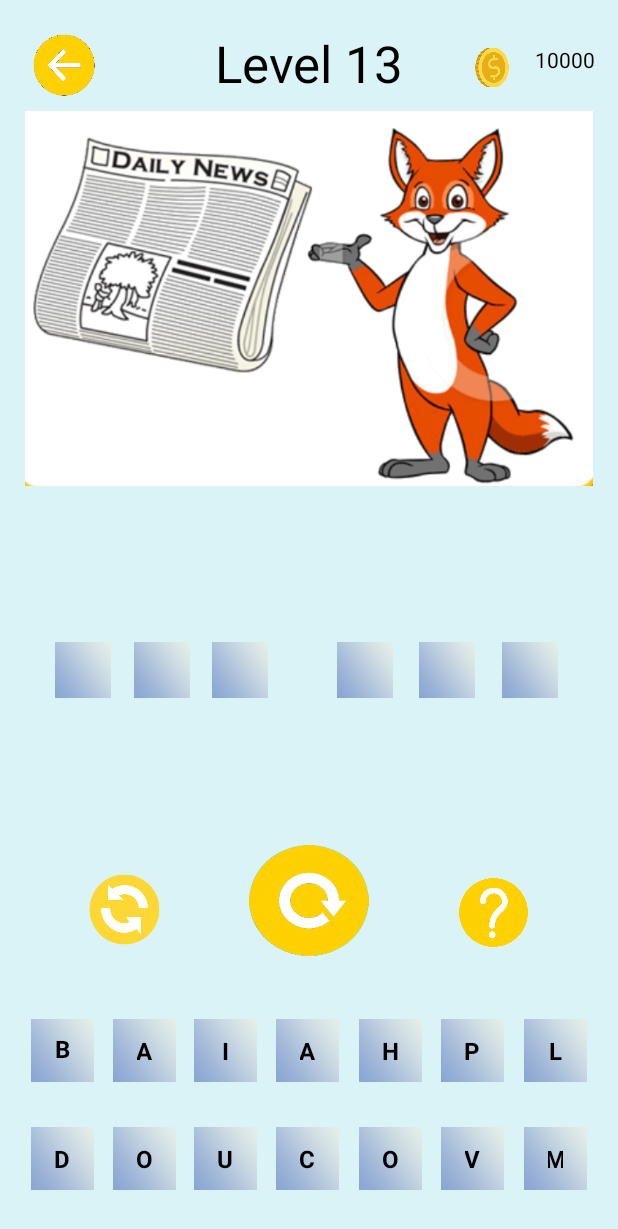
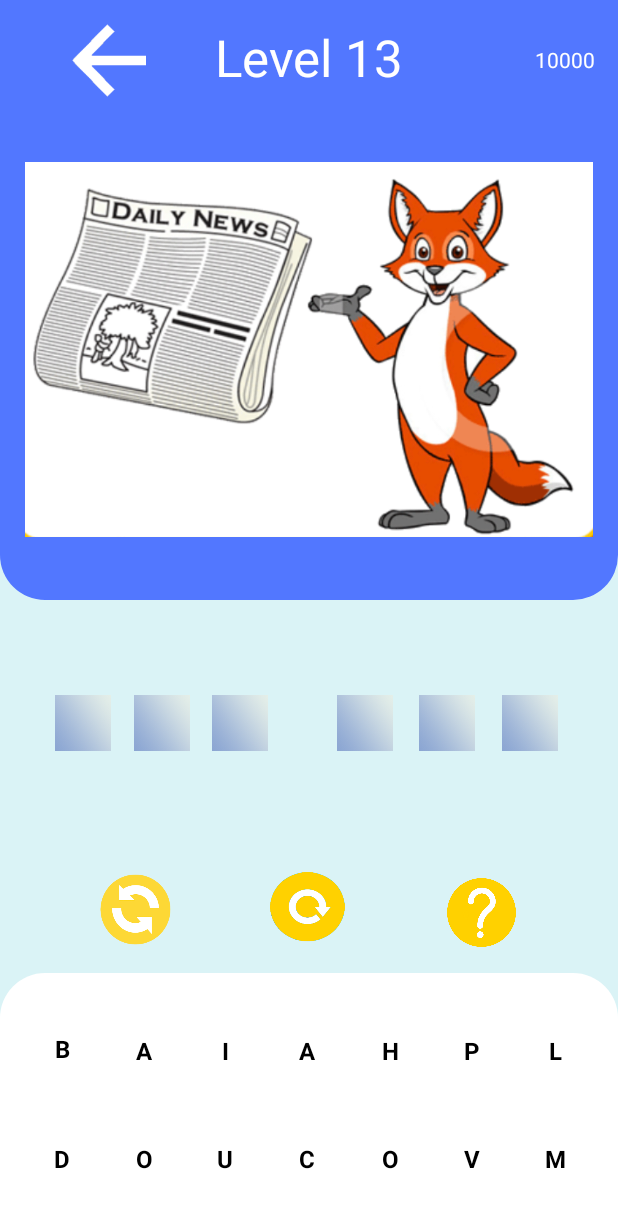
Before and after one commit to nghiaplt1611/PRM391_assignment, an Android app: the InGameActivity screen opened directly, with no data from a screen before it, on a phone screen of 412 x 824 dp. Shown: the top 1229 px of the screen. Run offline under Robolectric (Android 15) with nearby library versions, the phone set to English and light mode, and no system bars; Roboto replaces fonts that are not available here.

Commit message:
them may cai resource

```diff
--- /dev/null
+++ b/app/src/main/res/drawable/app_background_color.xml
@@ -0,0 +1,4 @@
+<?xml version="1.0" encoding="utf-8"?>
+<selector xmlns:android="http://schemas.android.com/apk/res/android">
+
+</selector>
--- /dev/null
+++ b/app/src/main/res/drawable/ingame_img_background_color.xml
@@ -0,0 +1,11 @@
+<?xml version="1.0" encoding="utf-8"?>
+<shape xmlns:android="http://schemas.android.com/apk/res/android">
+    <solid
+        android:color="@color/ingame_top_background_color"
+        />
+    <corners
+        android:bottomLeftRadius="30dp"
+        android:bottomRightRadius="30dp"
+        />
+
+</shape>
--- /dev/null
+++ b/app/src/main/res/drawable/ingame_keyboard_color.xml
@@ -0,0 +1,11 @@
+<?xml version="1.0" encoding="utf-8"?>
+<shape xmlns:android="http://schemas.android.com/apk/res/android">
+    <solid
+        android:color="@color/white"
+        />
+    <corners
+        android:topLeftRadius="30dp"
+        android:topRightRadius="30dp"
+        />
+
+</shape>
--- /dev/null
+++ b/app/src/main/res/drawable/ingame_top_background_color.xml
@@ -0,0 +1,10 @@
+<?xml version="1.0" encoding="utf-8"?>
+<shape xmlns:android="http://schemas.android.com/apk/res/android">
+    <solid
+        android:color="@color/ingame_img_background_color"
+        />
+    <corners
+        android:radius="30dp"
+        />
+
+</shape>
--- a/app/src/main/res/layout/activity_in_game.xml
+++ b/app/src/main/res/layout/activity_in_game.xml
@@ -25,6 +25,10 @@
             android:background="@drawable/a930df7f60c504a358cd1a29f05d88b9"
             android:fontFamily="sans-serif"
             android:padding="0dp"
+            android:paddingLeft="0dp"
+            android:paddingTop="0dp"
+            android:paddingRight="0dp"
+            android:paddingBottom="0dp"
             android:textColor="@color/black"
             android:textSize="16sp"
             android:textStyle="bold"
@@ -44,6 +48,10 @@
             android:background="@drawable/a930df7f60c504a358cd1a29f05d88b9"
             android:fontFamily="sans-serif"
             android:padding="0dp"
+            android:paddingLeft="0dp"
+            android:paddingTop="0dp"
+            android:paddingRight="0dp"
+            android:paddingBottom="0dp"
             android:textColor="@color/black"
             android:textSize="16sp"
             android:textStyle="bold"
@@ -63,6 +71,10 @@
             android:background="@drawable/a930df7f60c504a358cd1a29f05d88b9"
             android:fontFamily="sans-serif"
             android:padding="0dp"
+            android:paddingLeft="0dp"
+            android:paddingTop="0dp"
+            android:paddingRight="0dp"
+            android:paddingBottom="0dp"
             android:textColor="@color/black"
             android:textSize="16sp"
             android:textStyle="bold"
@@ -82,6 +94,10 @@
             android:background="@drawable/a930df7f60c504a358cd1a29f05d88b9"
             android:fontFamily="sans-serif"
             android:padding="0dp"
+            android:paddingLeft="0dp"
+            android:paddingTop="0dp"
+            android:paddingRight="0dp"
+            android:paddingBottom="0dp"
             android:textColor="@color/black"
             android:textSize="16sp"
             android:textStyle="bold"
@@ -101,6 +117,10 @@
             android:background="@drawable/a930df7f60c504a358cd1a29f05d88b9"
             android:fontFamily="sans-serif"
             android:padding="0dp"
+            android:paddingLeft="0dp"
+            android:paddingTop="0dp"
+            android:paddingRight="0dp"
+            android:paddingBottom="0dp"
             android:textColor="@color/black"
             android:textSize="16sp"
             android:textStyle="bold"
@@ -120,6 +140,10 @@
             android:background="@drawable/a930df7f60c504a358cd1a29f05d88b9"
             android:fontFamily="sans-serif"
             android:padding="0dp"
+            android:paddingLeft="0dp"
+            android:paddingTop="0dp"
+            android:paddingRight="0dp"
+            android:paddingBottom="0dp"
             android:textColor="@color/black"
             android:textSize="16sp"
             android:textStyle="bold"
@@ -138,6 +162,7 @@
         android:layout_width="0dp"
         android:layout_height="175dp"
         android:layout_marginTop="5dp"
+        android:background="@drawable/ingame_keyboard_color"
         app:layout_constraintBottom_toBottomOf="parent"
         app:layout_constraintEnd_toEndOf="parent"
         app:layout_constraintHorizontal_bias="0.0"
@@ -150,8 +175,13 @@
             android:layout_width="42dp"
             android:layout_height="42dp"
             android:layout_marginTop="30dp"
-            android:background="@drawable/a930df7f60c504a358cd1a29f05d88b9"
+            android:background="@drawable/app_background_color"
             android:fontFamily="sans-serif"
+            android:padding="0dp"
+            android:paddingLeft="0dp"
+            android:paddingTop="0dp"
+            android:paddingRight="0dp"
+            android:paddingBottom="0dp"
             android:text="@string/a"
             android:textColor="@color/black"
             android:textSize="16sp"
@@ -170,8 +200,13 @@
             android:layout_height="42dp"
             android:layout_marginTop="30dp"
             android:layout_marginBottom="30dp"
-            android:background="@drawable/a930df7f60c504a358cd1a29f05d88b9"
+            android:background="@drawable/app_background_color"
             android:fontFamily="sans-serif"
+            android:padding="0dp"
+            android:paddingLeft="0dp"
+            android:paddingTop="0dp"
+            android:paddingRight="0dp"
+            android:paddingBottom="0dp"
             android:text="@string/c"
             android:textColor="@color/black"
             android:textSize="16sp"
@@ -192,8 +227,13 @@
             android:layout_marginEnd="15dp"
             android:layout_marginRight="15dp"
             android:layout_marginBottom="30dp"
-            android:background="@drawable/a930df7f60c504a358cd1a29f05d88b9"
+            android:background="@drawable/app_background_color"
             android:fontFamily="sans-serif"
+            android:padding="0dp"
+            android:paddingLeft="0dp"
+            android:paddingTop="0dp"
+            android:paddingRight="0dp"
+            android:paddingBottom="0dp"
             android:text="@string/m"
             android:textColor="@color/black"
             android:textSize="16sp"
@@ -213,8 +253,13 @@
             android:layout_marginEnd="7dp"
             android:layout_marginRight="7dp"
             android:layout_marginBottom="30dp"
-            android:background="@drawable/a930df7f60c504a358cd1a29f05d88b9"
+            android:background="@drawable/app_background_color"
             android:fontFamily="sans-serif"
+            android:padding="0dp"
+            android:paddingLeft="0dp"
+            android:paddingTop="0dp"
+            android:paddingRight="0dp"
+            android:paddingBottom="0dp"
             android:text="@string/v"
             android:textColor="@color/black"
             android:textSize="16sp"
@@ -236,8 +281,13 @@
             android:layout_marginEnd="7dp"
             android:layout_marginRight="7dp"
             android:layout_marginBottom="30dp"
-            android:background="@drawable/a930df7f60c504a358cd1a29f05d88b9"
+            android:background="@drawable/app_background_color"
             android:fontFamily="sans-serif"
+            android:padding="0dp"
+            android:paddingLeft="0dp"
+            android:paddingTop="0dp"
+            android:paddingRight="0dp"
+            android:paddingBottom="0dp"
             android:text="@string/o"
             android:textColor="@color/black"
             android:textSize="16sp"
@@ -259,8 +309,13 @@
             android:layout_marginEnd="7dp"
             android:layout_marginRight="7dp"
             android:layout_marginBottom="30dp"
-            android:background="@drawable/a930df7f60c504a358cd1a29f05d88b9"
+            android:background="@drawable/app_background_color"
             android:fontFamily="sans-serif"
+            android:padding="0dp"
+            android:paddingLeft="0dp"
+            android:paddingTop="0dp"
+            android:paddingRight="0dp"
+            android:paddingBottom="0dp"
             android:text="@string/u"
             android:textColor="@color/black"
             android:textSize="16sp"
@@ -279,8 +334,13 @@
             android:layout_marginTop="30dp"
             android:layout_marginEnd="7dp"
             android:layout_marginRight="7dp"
-            android:background="@drawable/a930df7f60c504a358cd1a29f05d88b9"
+            android:background="@drawable/app_background_color"
             android:fontFamily="sans-serif"
+            android:padding="0dp"
+            android:paddingLeft="0dp"
+            android:paddingTop="0dp"
+            android:paddingRight="0dp"
+            android:paddingBottom="0dp"
             android:text="@string/p"
             android:textColor="@color/black"
             android:textSize="16sp"
@@ -299,8 +359,13 @@
             android:layout_marginTop="30dp"
             android:layout_marginEnd="15dp"
             android:layout_marginRight="15dp"
-            android:background="@drawable/a930df7f60c504a358cd1a29f05d88b9"
+            android:background="@drawable/app_background_color"
             android:fontFamily="sans-serif"
+            android:padding="0dp"
+            android:paddingLeft="0dp"
+            android:paddingTop="0dp"
+            android:paddingRight="0dp"
+            android:paddingBottom="0dp"
             android:text="@string/l"
             android:textColor="@color/black"
             android:textSize="16sp"
@@ -321,8 +386,13 @@
             android:layout_marginTop="30dp"
             android:layout_marginEnd="7dp"
             android:layout_marginRight="7dp"
-            android:background="@drawable/a930df7f60c504a358cd1a29f05d88b9"
+            android:background="@drawable/app_background_color"
             android:fontFamily="sans-serif"
+            android:padding="0dp"
+            android:paddingLeft="0dp"
+            android:paddingTop="0dp"
+            android:paddingRight="0dp"
+            android:paddingBottom="0dp"
             android:text="@string/i"
             android:textColor="@color/black"
             android:textSize="16sp"
@@ -341,8 +411,13 @@
             android:layout_marginStart="7dp"
             android:layout_marginLeft="7dp"
             android:layout_marginTop="30dp"
-            android:background="@drawable/a930df7f60c504a358cd1a29f05d88b9"
+            android:background="@drawable/app_background_color"
             android:fontFamily="sans-serif"
+            android:padding="0dp"
+            android:paddingLeft="0dp"
+            android:paddingTop="0dp"
+            android:paddingRight="0dp"
+            android:paddingBottom="0dp"
             android:text="@string/a"
             android:textColor="@color/black"
             android:textSize="16sp"
@@ -361,9 +436,14 @@
             android:layout_marginStart="15dp"
             android:layout_marginLeft="15dp"
             android:layout_marginTop="30dp"
-            android:background="@drawable/a930df7f60c504a358cd1a29f05d88b9"
+            android:background="@drawable/app_background_color"
             android:fontFamily="sans-serif"
             android:includeFontPadding="false"
+            android:padding="0dp"
+            android:paddingLeft="0dp"
+            android:paddingTop="0dp"
+            android:paddingRight="0dp"
+            android:paddingBottom="0dp"
             android:text="@string/b"
             android:textColor="@color/black"
             android:textSize="16sp"
@@ -383,8 +463,13 @@
             android:layout_marginLeft="15dp"
             android:layout_marginTop="30dp"
             android:layout_marginBottom="30dp"
-            android:background="@drawable/a930df7f60c504a358cd1a29f05d88b9"
+            android:background="@drawable/app_background_color"
             android:fontFamily="sans-serif"
+            android:padding="0dp"
+            android:paddingLeft="0dp"
+            android:paddingTop="0dp"
+            android:paddingRight="0dp"
+            android:paddingBottom="0dp"
             android:text="@string/d"
             android:textColor="@color/black"
             android:textSize="16sp"
@@ -404,8 +489,13 @@
             android:layout_marginLeft="7dp"
             android:layout_marginTop="30dp"
             android:layout_marginBottom="30dp"
-            android:background="@drawable/a930df7f60c504a358cd1a29f05d88b9"
+            android:background="@drawable/app_background_color"
             android:fontFamily="sans-serif"
+            android:padding="0dp"
+            android:paddingLeft="0dp"
+            android:paddingTop="0dp"
+            android:paddingRight="0dp"
+            android:paddingBottom="0dp"
             android:text="@string/o"
             android:textColor="@color/black"
             android:textSize="16sp"
@@ -426,8 +516,13 @@
             android:layout_marginTop="30dp"
             android:layout_marginEnd="7dp"
             android:layout_marginRight="7dp"
-            android:background="@drawable/a930df7f60c504a358cd1a29f05d88b9"
+            android:background="@drawable/app_background_color"
             android:fontFamily="sans-serif"
+            android:padding="0dp"
+            android:paddingLeft="0dp"
+            android:paddingTop="0dp"
+            android:paddingRight="0dp"
+            android:paddingBottom="0dp"
             android:text="@string/h"
             android:textColor="@color/black"
             android:textSize="16sp"
@@ -443,7 +538,8 @@
     <androidx.constraintlayout.widget.ConstraintLayout
         android:id="@+id/group_top"
         android:layout_width="0dp"
-        android:layout_height="wrap_content"
+        android:layout_height="400dp"
+        android:background="@drawable/ingame_img_background_color"
         app:layout_constraintBottom_toTopOf="@+id/group_result"
         app:layout_constraintEnd_toEndOf="parent"
         app:layout_constraintStart_toStartOf="parent"
@@ -471,16 +567,13 @@
             android:layout_height="50dp"
             android:layout_marginStart="15dp"
             android:layout_marginLeft="15dp"
-            android:layout_marginTop="20dp"
-            android:layout_marginEnd="70dp"
-            android:layout_marginRight="70dp"
-            android:layout_marginBottom="4dp"
+            android:layout_marginTop="15dp"
             android:background="@drawable/back"
             android:backgroundTint="@null"
             android:onClick="returnToMainScreen"
             app:backgroundTint="@null"
-            app:layout_constraintBottom_toTopOf="@+id/img_question"
             app:layout_constraintEnd_toStartOf="@+id/lb_level"
+            app:layout_constraintHorizontal_bias="0.407"
             app:layout_constraintStart_toStartOf="parent"
             app:layout_constraintTop_toTopOf="parent" />
 
@@ -492,9 +585,8 @@
             android:fontFamily="@font/bevan"
             android:gravity="center"
             android:text="@string/level_13"
-            android:textColor="@color/black"
+            android:textColor="@color/white"
             android:textSize="34sp"
-            app:layout_constraintBottom_toTopOf="@+id/img_question"
             app:layout_constraintEnd_toEndOf="parent"
             app:layout_constraintStart_toStartOf="parent"
             app:layout_constraintTop_toTopOf="parent" />
@@ -506,10 +598,8 @@
             android:layout_marginStart="30dp"
             android:layout_marginLeft="30dp"
             android:layout_marginTop="30dp"
-            android:layout_marginBottom="14dp"
             android:contentDescription="@string/coin"
             android:src="@drawable/coin"
-            app:layout_constraintBottom_toTopOf="@+id/img_question"
             app:layout_constraintEnd_toStartOf="@+id/lb_point"
             app:layout_constraintStart_toEndOf="@+id/lb_level"
             app:layout_constraintTop_toTopOf="parent" />
@@ -521,11 +611,9 @@
             android:layout_marginTop="30dp"
             android:layout_marginEnd="15dp"
             android:layout_marginRight="15dp"
-            android:layout_marginBottom="14dp"
             android:fontFamily="@font/bevan"
             android:text="@string/_10000"
-            android:textColor="#000000"
-            app:layout_constraintBottom_toTopOf="@+id/img_question"
+            android:textColor="@color/white"
             app:layout_constraintEnd_toEndOf="parent"
             app:layout_constraintStart_toEndOf="@+id/img_coin"
             app:layout_constraintTop_toTopOf="parent" />
@@ -558,16 +646,17 @@
 
         <Button
             android:id="@+id/bt_reset"
-            android:layout_width="80dp"
-            android:layout_height="80dp"
+            android:layout_width="50dp"
+            android:layout_height="50dp"
             android:background="@drawable/reset"
             android:onClick="reset"
             app:backgroundTint="@null"
             app:layout_constraintBottom_toBottomOf="parent"
             app:layout_constraintEnd_toEndOf="parent"
+            app:layout_constraintHorizontal_bias="0.498"
             app:layout_constraintStart_toStartOf="parent"
             app:layout_constraintTop_toTopOf="parent"
-            app:layout_constraintVertical_bias="0.0" />
+            app:layout_constraintVertical_bias="0.6" />
 
         <Button
             android:id="@+id/bt_hint"
--- a/app/src/main/res/values/colors.xml
+++ b/app/src/main/res/values/colors.xml
@@ -34,4 +34,7 @@
     <color name="linecolor">#d2d2d2</color>
     <color name="black">#000</color>
     <color name="blue">#ff0000ff</color>
+    <color name="ingame_top_background_color">#5277FF</color>
+    <color name="ingame_background_color">#FFAB43</color>
+    <color name="ingame_img_background_color">#5CB0FF</color>
 </resources>
```
Also changed, not shown: app/src/main/res/drawable/back.png, app/src/main/res/drawable/background.png (added).
